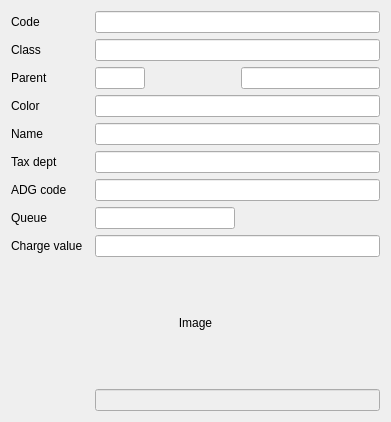
Before: the Qt Designer form Editors/ce5goodsgroup.ui in End1-1/Cafe5, drawn with Qt 5.
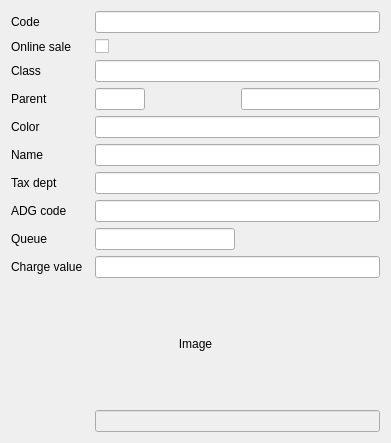
After: the same form once the commit is applied. Custom widgets are drawn as their Qt base class.

What changed in the file:
```diff
--- a/Editors/ce5goodsgroup.ui
+++ b/Editors/ce5goodsgroup.ui
@@ -7,34 +7,21 @@
     <x>0</x>
     <y>0</y>
     <width>391</width>
-    <height>244</height>
+    <height>418</height>
    </rect>
   </property>
   <property name="windowTitle">
    <string>Form</string>
   </property>
   <layout class="QGridLayout" name="gridLayout">
-   <item row="4" column="2" colspan="2">
-    <widget class="C5LineEditWithSelector" name="lineEdit_2">
-     <property name="Field" stdset="0">
-      <string>f_name</string>
-     </property>
-     <property name="First" stdset="0">
-      <bool>true</bool>
-     </property>
-     <property name="allowall" stdset="0">
-      <bool>true</bool>
-     </property>
-    </widget>
-   </item>
-   <item row="7" column="0">
-    <widget class="QLabel" name="label_4">
+   <item row="5" column="0">
+    <widget class="QLabel" name="label_2">
      <property name="text">
-      <string>ADG code</string>
+      <string>Name</string>
      </property>
     </widget>
    </item>
-   <item row="2" column="2">
+   <item row="3" column="2">
     <widget class="C5LineEditWithSelector" name="leParentGroup">
      <property name="maximumSize">
       <size>
@@ -53,35 +40,7 @@
      </property>
     </widget>
    </item>
-   <item row="2" column="0">
-    <widget class="QLabel" name="label_8">
-     <property name="text">
-      <string>Parent</string>
-     </property>
-    </widget>
-   </item>
-   <item row="9" column="0">
-    <widget class="QLabel" name="label_5">
-     <property name="text">
-      <string>Charge value</string>
-     </property>
-    </widget>
-   </item>
-   <item row="1" column="0">
-    <widget class="QLabel" name="label_7">
-     <property name="text">
-      <string>Class</string>
-     </property>
-    </widget>
-   </item>
-   <item row="7" column="2" colspan="2">
-    <widget class="C5LineEditWithSelector" name="lineEdit_4">
-     <property name="Field" stdset="0">
-      <string>f_adgcode</string>
-     </property>
-    </widget>
-   </item>
-   <item row="2" column="3">
+   <item row="3" column="3">
     <widget class="C5LineEditWithSelector" name="leParentGroupName">
      <property name="focusPolicy">
       <enum>Qt::FocusPolicy::NoFocus</enum>
@@ -94,43 +53,6 @@
      </property>
     </widget>
    </item>
-   <item row="9" column="2" colspan="2">
-    <widget class="C5LineEditWithSelector" name="lineEdit_5">
-     <property name="Field" stdset="0">
-      <string>f_chargevalue</string>
-     </property>
-     <property name="Default" stdset="0">
-      <string>0</string>
-     </property>
-    </widget>
-   </item>
-   <item row="0" column="2" colspan="2">
-    <widget class="C5LineEditWithSelector" name="leCode">
-     <property name="focusPolicy">
-      <enum>Qt::FocusPolicy::NoFocus</enum>
-     </property>
-     <property name="Field" stdset="0">
-      <string>f_id</string>
-     </property>
-     <property name="Primary" stdset="0">
-      <bool>true</bool>
-     </property>
-    </widget>
-   </item>
-   <item row="4" column="0">
-    <widget class="QLabel" name="label_2">
-     <property name="text">
-      <string>Name</string>
-     </property>
-    </widget>
-   </item>
-   <item row="5" column="0">
-    <widget class="QLabel" name="label_3">
-     <property name="text">
-      <string>Tax dept</string>
-     </property>
-    </widget>
-   </item>
    <item row="0" column="0">
     <widget class="QLabel" name="label">
      <property name="text">
@@ -138,7 +60,7 @@
      </property>
     </widget>
    </item>
-   <item row="1" column="2" colspan="2">
+   <item row="2" column="2" colspan="2">
     <widget class="C5LineEditWithSelector" name="leClass">
      <property name="maxLength">
       <number>2</number>
@@ -154,54 +76,14 @@
      </property>
     </widget>
    </item>
-   <item row="3" column="2" colspan="2">
-    <widget class="C5LineEditWithSelector" name="leColor">
-     <property name="Field" stdset="0">
-      <string>f_color</string>
-     </property>
-     <property name="SetColor" stdset="0">
-      <bool>true</bool>
-     </property>
-    </widget>
-   </item>
-   <item row="5" column="2" colspan="2">
-    <widget class="C5LineEditWithSelector" name="lineEdit_3">
-     <property name="Field" stdset="0">
-      <string>f_taxdept</string>
-     </property>
-     <property name="Type" stdset="0">
-      <number>1</number>
-     </property>
-     <property name="Default" stdset="0">
-      <string>1</string>
-     </property>
-    </widget>
-   </item>
-   <item row="3" column="0">
+   <item row="4" column="0">
     <widget class="QLabel" name="label_9">
      <property name="text">
       <string>Color</string>
      </property>
     </widget>
    </item>
-   <item row="8" column="0">
-    <widget class="QLabel" name="label_6">
-     <property name="text">
-      <string>Queue</string>
-     </property>
-    </widget>
-   </item>
-   <item row="8" column="2">
-    <widget class="C5LineEditWithSelector" name="lineEdit_6">
-     <property name="Field" stdset="0">
-      <string>f_order</string>
-     </property>
-     <property name="Type" stdset="0">
-      <number>1</number>
-     </property>
-    </widget>
-   </item>
-   <item row="10" column="0" colspan="4">
+   <item row="11" column="0" colspan="4">
     <widget class="QLabel" name="lbImg">
      <property name="minimumSize">
       <size>
@@ -220,7 +102,71 @@
      </property>
     </widget>
    </item>
-   <item row="11" column="2" colspan="2">
+   <item row="6" column="0">
+    <widget class="QLabel" name="label_3">
+     <property name="text">
+      <string>Tax dept</string>
+     </property>
+    </widget>
+   </item>
+   <item row="2" column="0">
+    <widget class="QLabel" name="label_7">
+     <property name="text">
+      <string>Class</string>
+     </property>
+    </widget>
+   </item>
+   <item row="5" column="2" colspan="2">
+    <widget class="C5LineEditWithSelector" name="lineEdit_2">
+     <property name="Field" stdset="0">
+      <string>f_name</string>
+     </property>
+     <property name="First" stdset="0">
+      <bool>true</bool>
+     </property>
+     <property name="allowall" stdset="0">
+      <bool>true</bool>
+     </property>
+    </widget>
+   </item>
+   <item row="3" column="0">
+    <widget class="QLabel" name="label_8">
+     <property name="text">
+      <string>Parent</string>
+     </property>
+    </widget>
+   </item>
+   <item row="6" column="2" colspan="2">
+    <widget class="C5LineEditWithSelector" name="lineEdit_3">
+     <property name="Field" stdset="0">
+      <string>f_taxdept</string>
+     </property>
+     <property name="Type" stdset="0">
+      <number>1</number>
+     </property>
+     <property name="Default" stdset="0">
+      <string>1</string>
+     </property>
+    </widget>
+   </item>
+   <item row="10" column="2" colspan="2">
+    <widget class="C5LineEditWithSelector" name="lineEdit_5">
+     <property name="Field" stdset="0">
+      <string>f_chargevalue</string>
+     </property>
+     <property name="Default" stdset="0">
+      <string>0</string>
+     </property>
+    </widget>
+   </item>
+   <item row="9" column="0">
+    <widget class="QLabel" name="label_6">
+     <property name="text">
+      <string>Queue</string>
+     </property>
+    </widget>
+   </item>
+   <item row="12" column="2" colspan="2">
     <widget class="C5LineEditWithSelector" name="leImageUUID">
      <property name="enabled">
       <bool>false</bool>
@@ -236,6 +182,74 @@
      </property>
     </widget>
    </item>
+   <item row="0" column="2" colspan="2">
+    <widget class="C5LineEditWithSelector" name="leCode">
+     <property name="focusPolicy">
+      <enum>Qt::FocusPolicy::NoFocus</enum>
+     </property>
+     <property name="Field" stdset="0">
+      <string>f_id</string>
+     </property>
+     <property name="Primary" stdset="0">
+      <bool>true</bool>
+     </property>
+    </widget>
+   </item>
+   <item row="8" column="2" colspan="2">
+    <widget class="C5LineEditWithSelector" name="lineEdit_4">
+     <property name="Field" stdset="0">
+      <string>f_adgcode</string>
+     </property>
+    </widget>
+   </item>
+   <item row="9" column="2">
+    <widget class="C5LineEditWithSelector" name="lineEdit_6">
+     <property name="Field" stdset="0">
+      <string>f_order</string>
+     </property>
+     <property name="Type" stdset="0">
+      <number>1</number>
+     </property>
+    </widget>
+   </item>
+   <item row="8" column="0">
+    <widget class="QLabel" name="label_4">
+     <property name="text">
+      <string>ADG code</string>
+     </property>
+    </widget>
+   </item>
+   <item row="10" column="0">
+    <widget class="QLabel" name="label_5">
+     <property name="text">
+      <string>Charge value</string>
+     </property>
+    </widget>
+   </item>
+   <item row="4" column="2" colspan="2">
+    <widget class="C5LineEditWithSelector" name="leColor">
+     <property name="Field" stdset="0">
+      <string>f_color</string>
+     </property>
+     <property name="SetColor" stdset="0">
+      <bool>true</bool>
+     </property>
+    </widget>
+   </item>
+   <item row="1" column="0">
+    <widget class="QLabel" name="label_10">
+     <property name="text">
+      <string>Online sale</string>
+     </property>
+    </widget>
+   </item>
+   <item row="1" column="2">
+    <widget class="QCheckBox" name="chOnlineSale">
+     <property name="text">
+      <string/>
+     </property>
+    </widget>
+   </item>
   </layout>
  </widget>
  <customwidgets>
```
Left out of the diff: 3 changed lines with no effect on the pictures.
